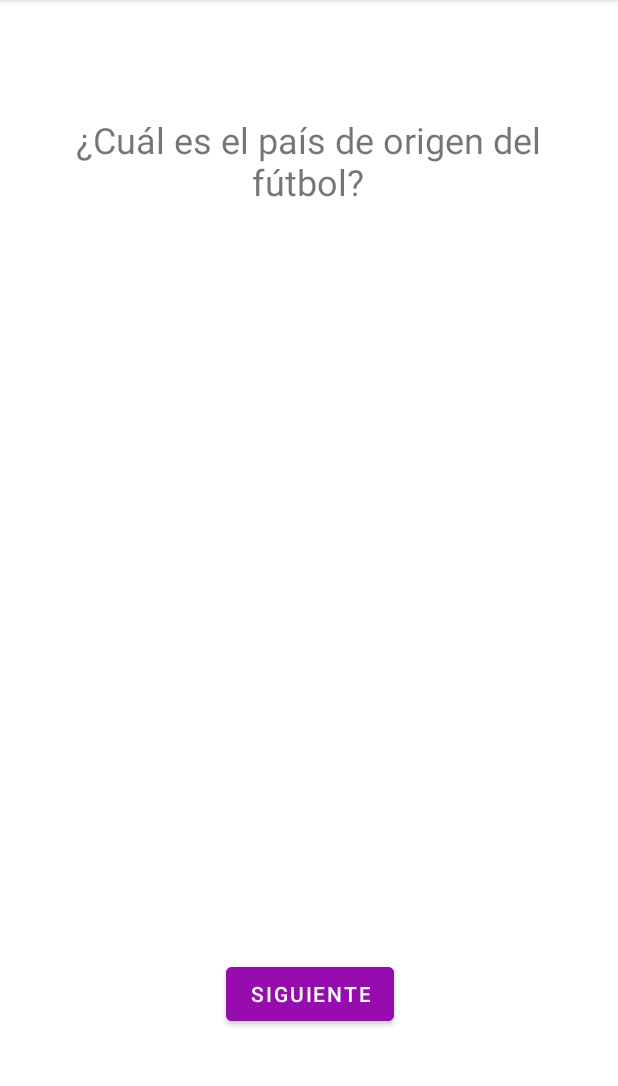
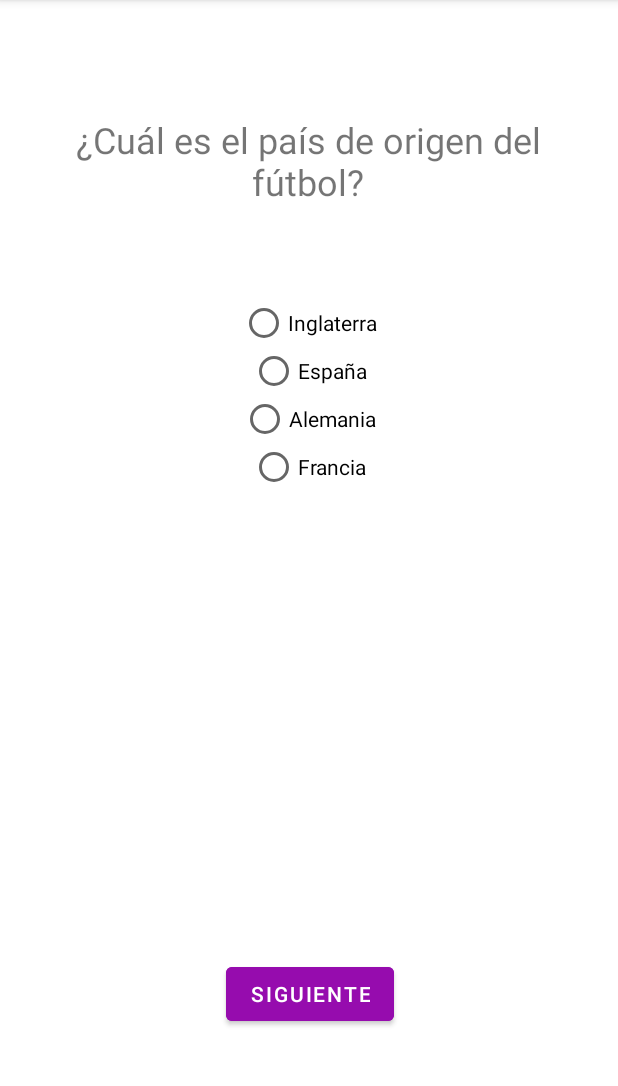
Before and after one commit to scuadrosf/AppsLab, an Android app: the MainActivity screen opened directly, with no data from a screen before it, on a phone screen of 412 x 824 dp, the part 84-1170 px from its top. Run offline under Robolectric (Android 15) with nearby library versions, the phone set to English and light mode, and no system bars.

Commit message:
Update MainActivity.java

```diff
--- a/P1/app/src/main/java/com/example/trivial/MainActivity.java
+++ b/P1/app/src/main/java/com/example/trivial/MainActivity.java
@@ -139,7 +139,8 @@ public class MainActivity extends AppCompatActivity {
         // Obtiene los radio buttons del XML
         List<RadioButton> radioButtons = new ArrayList<>();
         for (int i = 0; i < options.length; i++) {
-            RadioButton radioButton = findViewById(getResources().getIdentifier("radioButton_" + i, "id", getPackageName()));
+            RadioButton radioButton = new RadioButton(this);
+            radioButton.setId(getResources().getIdentifier("radioButton_" + i, "id", getPackageName()));
             radioButtons.add(radioButton);
         }
 
```
